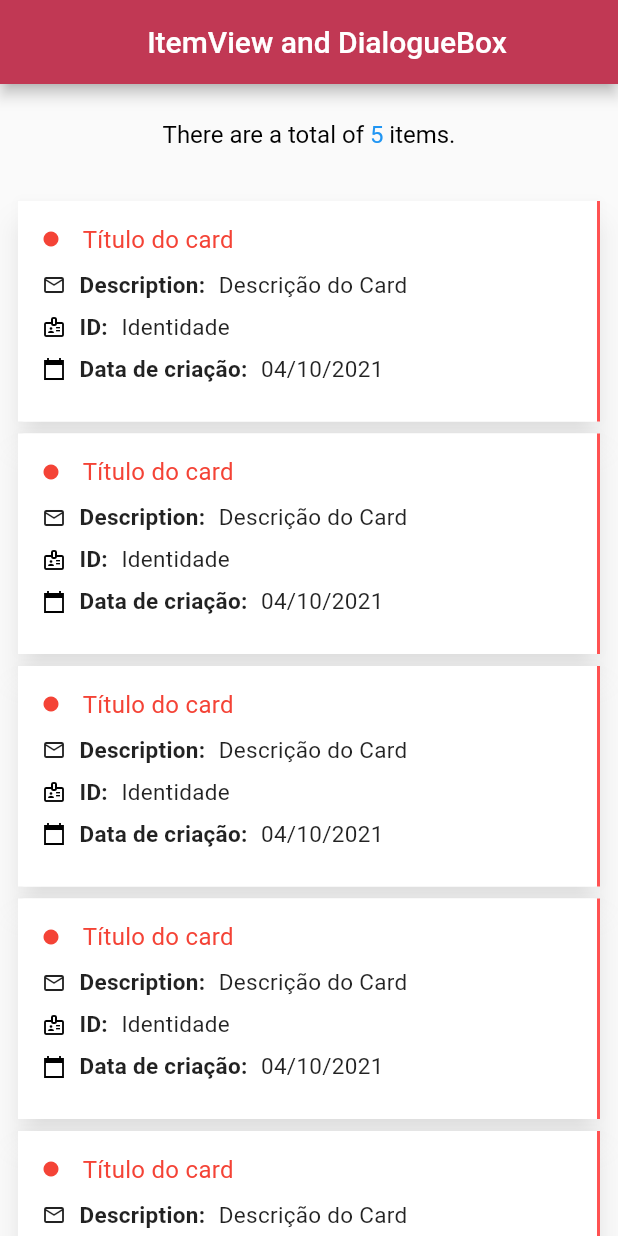
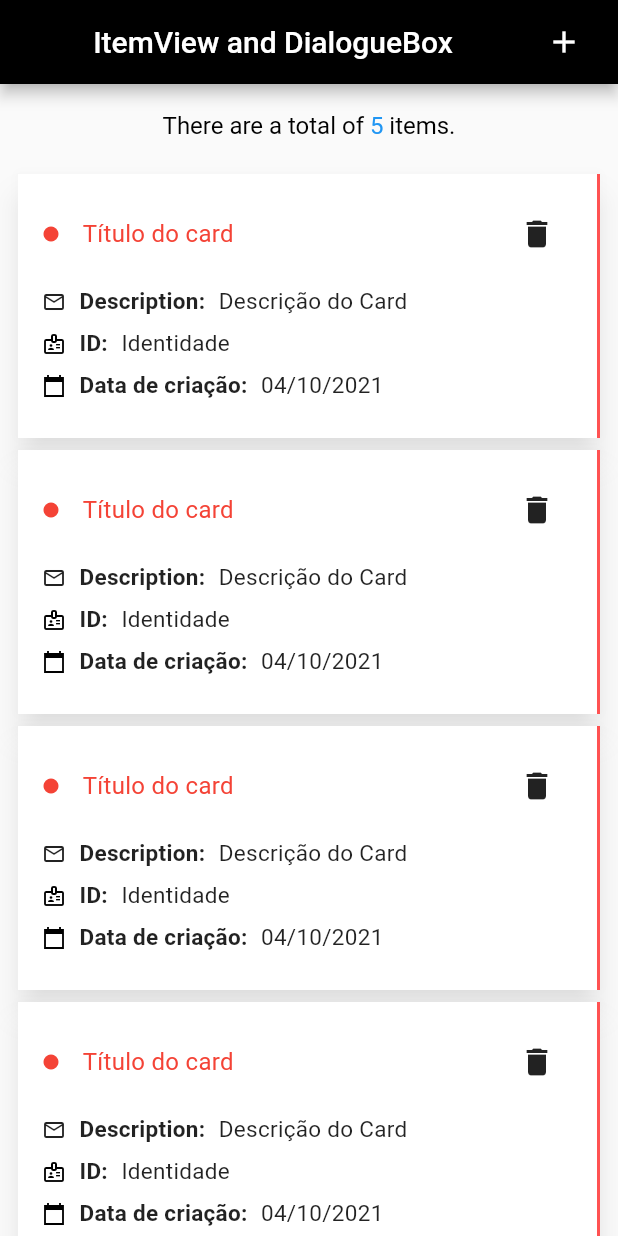
Before and after one commit to MarcusWeil/Crud_Flutter, a Flutter app: the screen it shows after launch, on a phone screen of 412 x 824 dp. Run offline on Flutter 3.47's test engine with Material 2 defaults, Android fonts, the light colour scheme and no system bars; our stand-ins replace flutter_mobx.

Commit message:
Update card buttons
Atualizando algumas coisas da descrição e adicionando ícones de criar e deletar

```diff
--- a/lib/main.dart
+++ b/lib/main.dart
@@ -1,6 +1,5 @@
 import 'package:flutter/material.dart';
 import 'package:flutter_mobx/flutter_mobx.dart';
-
 
 void main() {
   runApp(const MyApp());
@@ -13,8 +12,10 @@ class MyApp extends StatelessWidget {
     return MaterialApp(
       home: Scaffold(
           appBar: _appBar(),
-          body: Column(children: <Widget>[Expanded(child: Container(
-              child: Observer(builder: (_) {
+          body: Column(children: <Widget>[
+            Expanded(
+              child: Builder(builder: (context) {
+                return Observer(builder: (_) {
                   return ListView.builder(
                       itemCount: 5,
                       padding: const EdgeInsets.all(8),
@@ -23,23 +24,24 @@ class MyApp extends StatelessWidget {
                           return Column(
                             children: [
                               Padding(
-                              padding: const EdgeInsets.only(top: 16, bottom: 12),
+                                padding:
+                                    const EdgeInsets.only(top: 10, bottom: 0),
                                 child: RichText(
                                   textAlign: TextAlign.center,
                                   text: const TextSpan(
-                                  style: TextStyle(
-                                      fontSize: 16),
+                                    style: TextStyle(fontSize: 16),
                                     children: <TextSpan>[
                                       TextSpan(
                                           text: 'There are a total of ',
-                                        style: TextStyle(color: Colors.black)),
+                                          style:
+                                              TextStyle(color: Colors.black)),
                                       TextSpan(
                                           text: '5',
-                                        style: TextStyle(
-                                            color: Colors.blue)),
+                                          style: TextStyle(color: Colors.blue)),
                                       TextSpan(
                                           text: ' items.\n',
-                                        style: TextStyle(color: Colors.black)),
+                                          style:
+                                              TextStyle(color: Colors.black)),
                                     ],
                                   ),
                                 ),
@@ -51,38 +53,39 @@ class MyApp extends StatelessWidget {
                           return _card();
                         }
                       });
+                });
               }),
-            ),)])),
+            )
+          ])),
       debugShowCheckedModeBanner: false,
     );
   }
 
   _appBar() {
     return AppBar(
-      backgroundColor: const Color(0xFFC13854),
+      backgroundColor: const Color.fromARGB(255, 0, 0, 0),
       title: Align(
           alignment: Alignment.center,
           child: Row(
             children: [
-              IconButton(
-                  onPressed: () {},
-                  icon: const Icon(Icons.add),
-                  alignment: Alignment.centerRight,
-                  color: const Color(0xFFC13854)),
               const Expanded(
                   child: Text(
                 "ItemView and DialogueBox",
                 textAlign: TextAlign.center,
                 style: TextStyle(color: Colors.white),
               )),
-              const Icon(
-                Icons.flag,
-                color: Color(0xFFC13854),
-              )
+              IconButton(
+                  onPressed: () {
+                    print('olá criar');
+                  },
+                  icon: const Icon(Icons.add),
+                  alignment: Alignment.centerRight,
+                  color: const Color.fromARGB(255, 255, 255, 255)),
             ],
           )),
     );
   }
+
   _card() {
     return Card(
       elevation: 8,
@@ -97,16 +100,15 @@ class MyApp extends StatelessWidget {
           child: Column(
             mainAxisAlignment: MainAxisAlignment.spaceAround,
             crossAxisAlignment: CrossAxisAlignment.start,
-            // ignore: prefer_const_literals_to_create_immutables
             children: [
               Row(
-                children: const [
-                  Icon(
+                children: [
+                  const Icon(
                     Icons.circle,
                     size: 12,
                     color: Colors.red,
                   ),
-                  Expanded(
+                  const Expanded(
                     child: Padding(
                       padding: EdgeInsets.only(left: 15.0),
                       child: Text(
@@ -119,6 +121,15 @@ class MyApp extends StatelessWidget {
                       ),
                     ),
                   ),
+                  GestureDetector(
+                    onTap: () {},
+                    child: IconButton(
+                      onPressed: () {
+                        print('olá deletar');
+                      },
+                      icon: const Icon(Icons.delete),
+                    ),
+                  )
                 ],
               ),
               const SizedBox(
@@ -149,8 +160,7 @@ class MyApp extends StatelessWidget {
                           'Descrição do Card',
                           overflow: TextOverflow.ellipsis,
                           maxLines: 1,
-                          style:
-                              TextStyle(fontSize: 15, letterSpacing: .2),
+                          style: TextStyle(fontSize: 15, letterSpacing: .2),
                         ),
                       ),
                     ),
@@ -183,8 +193,7 @@ class MyApp extends StatelessWidget {
                           'Identidade',
                           overflow: TextOverflow.ellipsis,
                           maxLines: 1,
-                          style:
-                              TextStyle(fontSize: 15, letterSpacing: .2),
+                          style: TextStyle(fontSize: 15, letterSpacing: .2),
                         ),
                       ),
                     ),
@@ -212,7 +221,8 @@ class MyApp extends StatelessWidget {
                     ),
                     Padding(
                       padding: EdgeInsets.only(left: 5.0),
-                      child: Text('04/10/2021',
+                      child: Text(
+                        '04/10/2021',
                         style: TextStyle(fontSize: 15, letterSpacing: .2),
                       ),
                     ),
```
Lines whose indentation alone changed are shown as unchanged.
